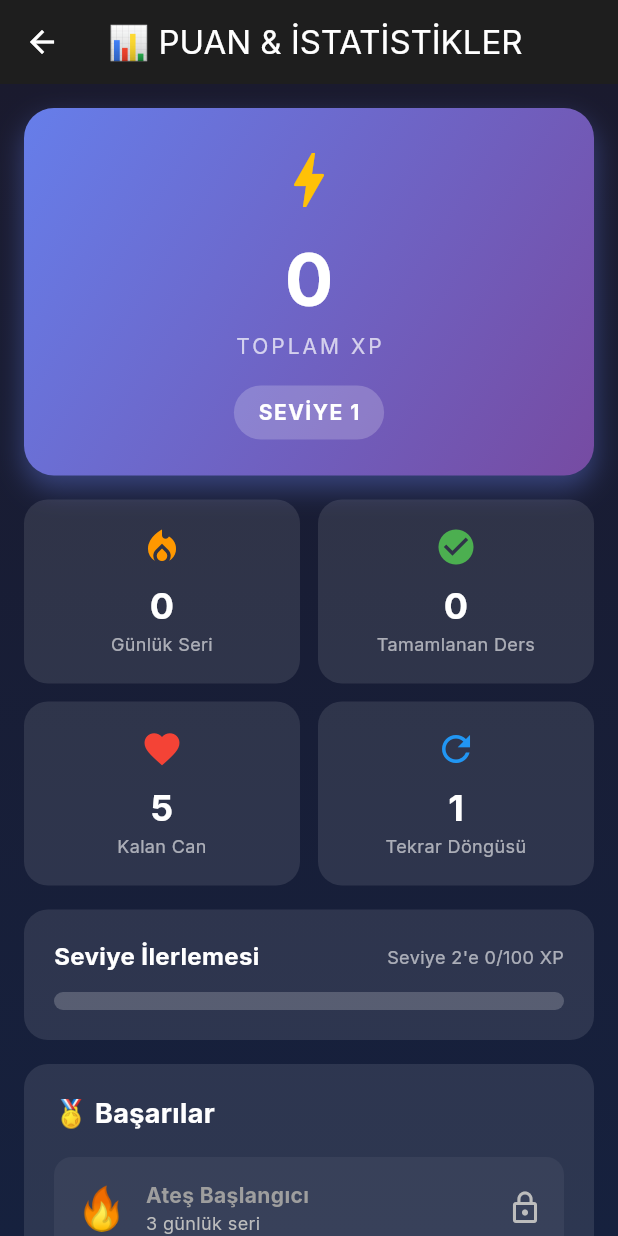
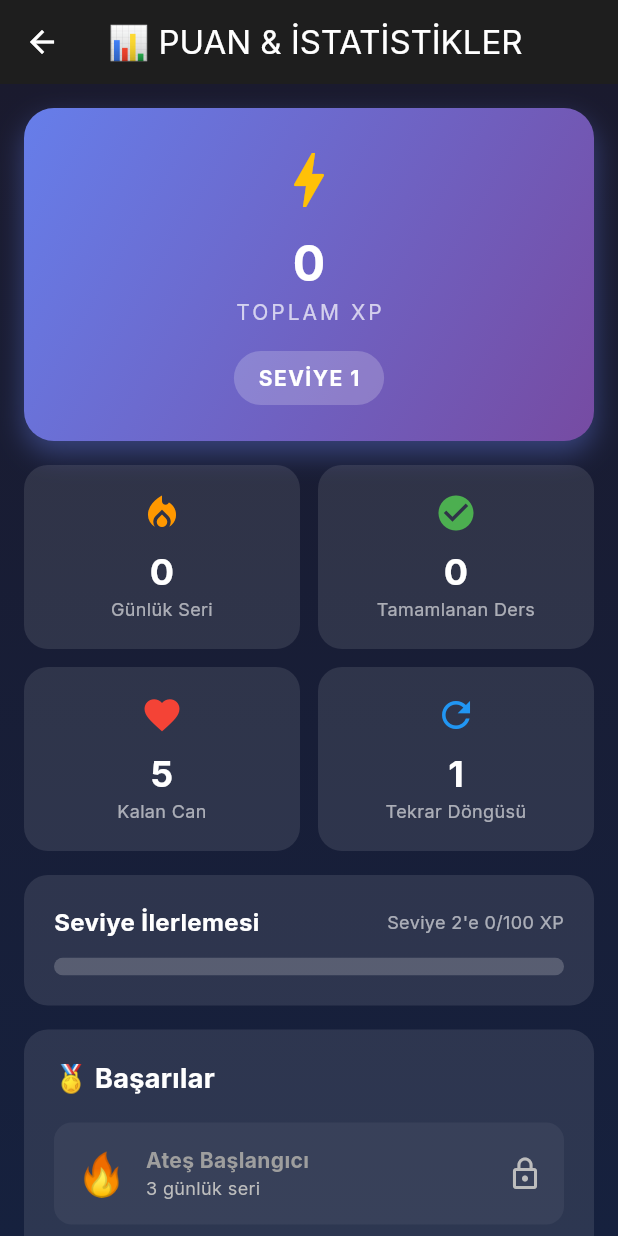
Before and after one commit to gurkanmehmet767-sketch/english-aircraft, a Flutter app: the ScoreScreen screen opened directly, on a phone screen of 412 x 824 dp. Run offline on Flutter 3.47's test engine with Material 3 defaults, Android fonts, the phone set to English and light mode, and no system bars; our stand-ins replace cloud_firestore, confetti, connectivity_plus, firebase_core, flutter_markdown, flutter_tts and 3 more; missing offline and left inert: dart:html; accounts and stored records are empty.

Commit message:
fix: Reduce oversized fonts in UI - XP display and lesson screens

```diff
--- a/lib/screens/score_screen.dart
+++ b/lib/screens/score_screen.dart
@@ -79,7 +79,7 @@ class ScoreScreen extends StatelessWidget {
           Text(
             '${provider.totalXP}',
             style: const TextStyle(
-              fontSize: 48,
+              fontSize: 32,
               fontWeight: FontWeight.bold,
               color: Colors.white,
             ),
```
Also changed, not shown: lib/screens/lesson_screen.dart (+4 -4 lines).
